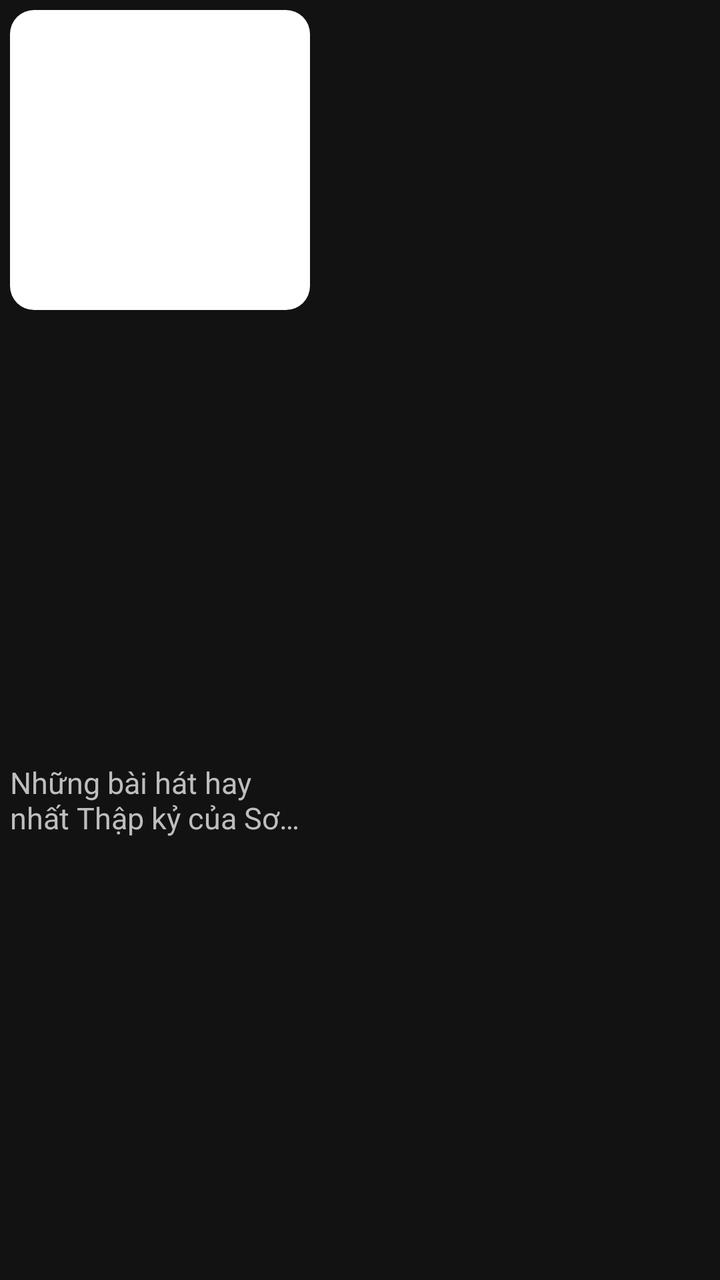
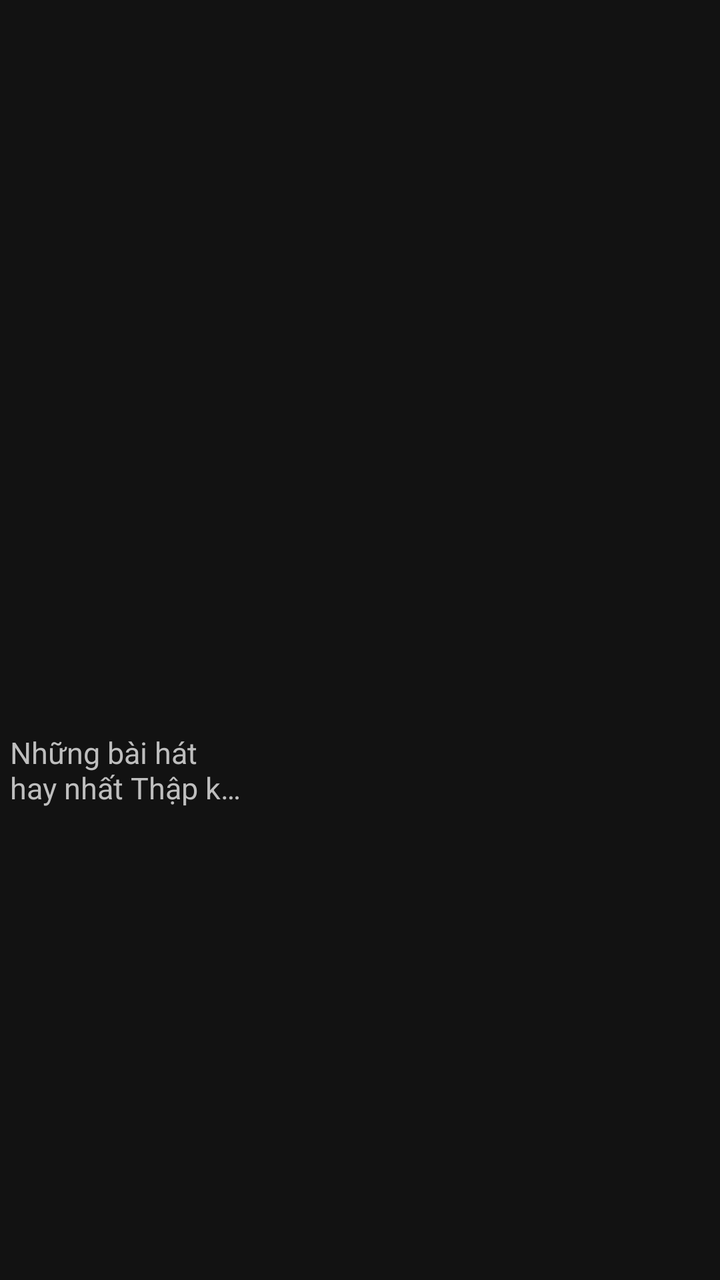

Screens rendered from an Android XML layout before and after an edit, with the pre-edit source and the edit as a unified diff.
<!-- AndroidManifest.xml: application theme Theme.SilverMP3 -->
<!-- res/layout/item_playlist.xml -->
<?xml version="1.0" encoding="utf-8"?>
<androidx.constraintlayout.widget.ConstraintLayout xmlns:android="http://schemas.android.com/apk/res/android"
    xmlns:app="http://schemas.android.com/apk/res-auto"
    xmlns:tools="http://schemas.android.com/tools"
    android:layout_width="wrap_content"
    android:layout_height="wrap_content"
    android:padding="5dp">

    <ImageView
        android:id="@+id/imageView2"
        android:layout_width="150dp"
        android:layout_height="150dp"
        android:src="@drawable/edit_text_custom"

        app:layout_constraintStart_toStartOf="parent"
        app:layout_constraintTop_toTopOf="parent" />

    <TextView
        android:id="@+id/titlePlaylist"
        android:layout_width="150dp"
        android:layout_height="wrap_content"
        android:layout_marginTop="10dp"
        android:ellipsize="end"
        android:maxLines="2"
        android:textSize="15sp"
        android:textColor="@android:color/secondary_text_dark"
        android:text="Những bài hát hay nhất Thập kỷ của Sơn Tùng, Đen Vâu"
        app:layout_constraintBottom_toBottomOf="parent"
        app:layout_constraintEnd_toEndOf="@+id/imageView2"
        app:layout_constraintTop_toBottomOf="@+id/imageView2" />
</androidx.constraintlayout.widget.ConstraintLayout>
<!-- resources referenced by this layout -->
<resources>
  <!-- drawable edit_text_custom (drawable) -->
  <shape xmlns:android="http://schemas.android.com/apk/res/android"
      android:shape="rectangle">
      <solid android:color="@android:color/white"/>
  
      <corners android:radius="12dp"/>
      <padding android:left="10dp" android:top="10dp" android:right="10dp" android:bottom="10dp"/>
  </shape>
  <style name="Theme.SilverMP3" parent="Theme.Material3.DayNight.NoActionBar">
          <item name="colorPrimary">@color/colorPrimary</item> 
          <item name="colorPrimaryVariant">@color/colorPrimaryVariant</item> 
          <item name="colorOnPrimary">@color/white</item> 
          
          <item name="colorSecondary">@color/colorSecondary</item> 
          <item name="colorSecondaryVariant">@color/colorSecondaryVariant</item> 
          <item name="colorOnSecondary">@color/black</item>
          <item name="colorOnBackground">@color/white</item>
          <item name="colorSurface">@color/colorSurface</item>        
          <item name="colorOnSurface">@color/white</item>
          <item name="colorControlActivated">@color/colorPrimary</item>
  
          <item name="android:colorBackground">@color/colorBackground</item>
          <item name="android:textColor">@color/white</item>
          <item name="android:textAllCaps">false</item>
          <item name="android:textColorHint">@color/white</item>
          <item name="android:textCursorDrawable">@null</item>
  
  
      </style>
  <color name="colorPrimary">#1E1E2C</color>
  <color name="colorPrimaryVariant">#27293D</color>
  <color name="white">#FFFFFFFF</color>
  <color name="colorSecondary">#03DAC6</color>
  <color name="colorSecondaryVariant">#018786</color>
  <color name="black">#FF000000</color>
  <color name="colorSurface">#1E1E1E</color>
  <color name="colorBackground">#121212</color>
</resources>

<!-- the commit's change to res/layout/item_playlist.xml (unified diff, before → after) -->
@@ -7,25 +7,24 @@
     android:padding="5dp">
 
     <ImageView
-        android:id="@+id/imageView2"
-        android:layout_width="150dp"
-        android:layout_height="150dp"
-        android:src="@drawable/edit_text_custom"
-
+        android:id="@+id/coverImage"
+        android:layout_width="120dp"
+        android:layout_height="120dp"
         app:layout_constraintStart_toStartOf="parent"
         app:layout_constraintTop_toTopOf="parent" />
 
     <TextView
         android:id="@+id/titlePlaylist"
-        android:layout_width="150dp"
+        android:layout_width="0dp"
         android:layout_height="wrap_content"
         android:layout_marginTop="10dp"
         android:ellipsize="end"
         android:maxLines="2"
+        android:text="Những bài hát hay nhất Thập kỷ của Sơn Tùng, Đen Vâu"
+        android:textColor="@android:color/secondary_text_dark"
         android:textSize="15sp"
-        android:textColor="@android:color/secondary_text_dark"
-        android:text="Những bài hát hay nhất Thập kỷ của Sơn Tùng, Đen Vâu"
         app:layout_constraintBottom_toBottomOf="parent"
-        app:layout_constraintEnd_toEndOf="@+id/imageView2"
-        app:layout_constraintTop_toBottomOf="@+id/imageView2" />
+        app:layout_constraintEnd_toEndOf="@+id/coverImage"
+        app:layout_constraintStart_toStartOf="@+id/coverImage"
+        app:layout_constraintTop_toBottomOf="@+id/coverImage" />
 </androidx.constraintlayout.widget.ConstraintLayout>
<!-- resource entries referenced after the edit -->
@@ -1,13 +1,5 @@
 <!-- resources referenced by this layout -->
 <resources>
-  <!-- drawable edit_text_custom (drawable) -->
-  <shape xmlns:android="http://schemas.android.com/apk/res/android"
-      android:shape="rectangle">
-      <solid android:color="@android:color/white"/>
-  
-      <corners android:radius="12dp"/>
-      <padding android:left="10dp" android:top="10dp" android:right="10dp" android:bottom="10dp"/>
-  </shape>
   <style name="Theme.SilverMP3" parent="Theme.Material3.DayNight.NoActionBar">
           <item name="colorPrimary">@color/colorPrimary</item> 
           <item name="colorPrimaryVariant">@color/colorPrimaryVariant</item> 
